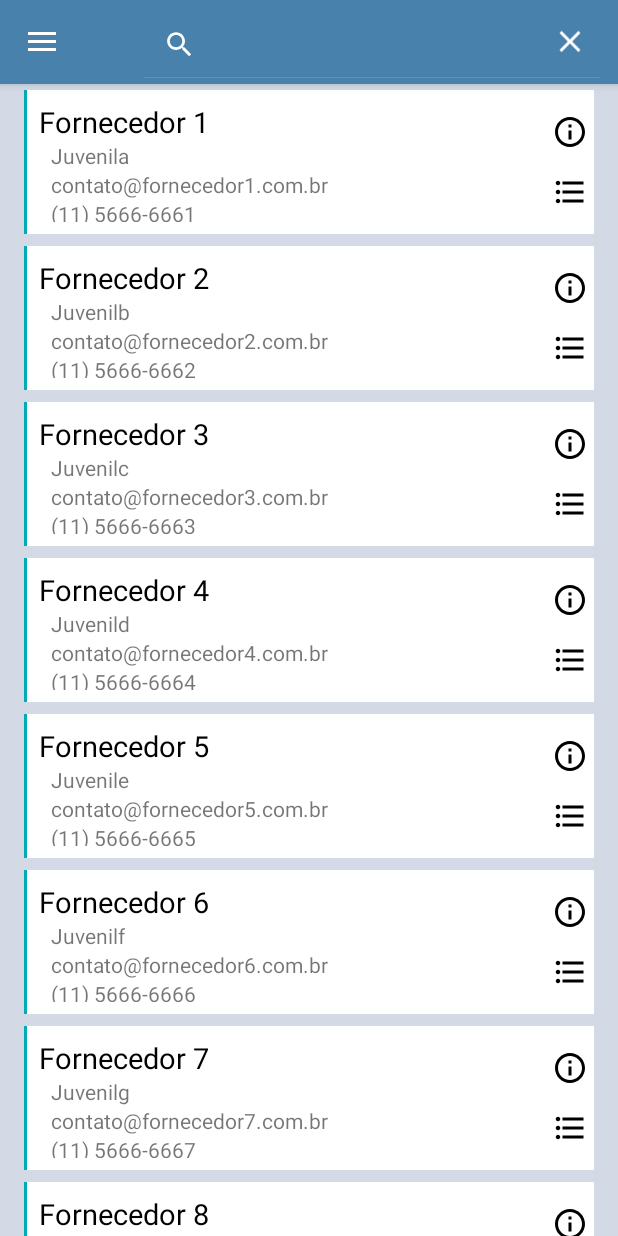
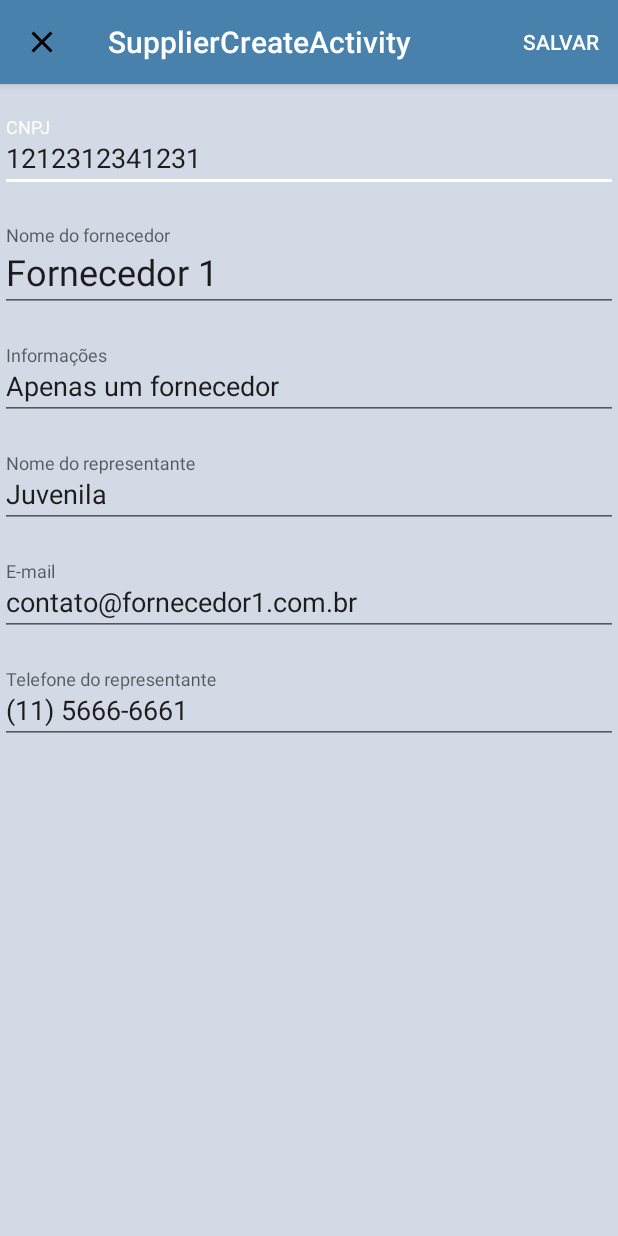
Before and after one commit to CRC-Mismatch/ConectaTri, an Android app: the SuppliersListActivity screen opened directly, with no data from a screen before it, after a tap on an icon or button, on a phone screen of 412 x 824 dp. Run offline under Robolectric (Android 15) with nearby library versions, the phone set to English and light mode, and no system bars; our stand-ins replace data binding; 1 other tap on this screen came first.

Commit message:
Initial implementation of Supplier creation view

```diff
--- /dev/null
+++ b/app/src/main/java/br/com/wemind/marketplacetribanco/activities/BaseCreateActivity.java
@@ -0,0 +1,66 @@
+package br.com.wemind.marketplacetribanco.activities;
+
+import android.content.Intent;
+import android.databinding.DataBindingUtil;
+import android.os.Bundle;
+import android.support.annotation.Nullable;
+import android.support.v7.app.ActionBar;
+import android.support.v7.app.AppCompatActivity;
+import android.view.Menu;
+import android.view.MenuItem;
+
+import br.com.wemind.marketplacetribanco.R;
+import br.com.wemind.marketplacetribanco.databinding.ActivityBaseCreateBinding;
+
+public abstract class BaseCreateActivity extends AppCompatActivity {
+    protected ActivityBaseCreateBinding b;
+
+    @Override
+    protected void onCreate(@Nullable Bundle savedInstanceState) {
+        super.onCreate(savedInstanceState);
+        b = DataBindingUtil.setContentView(this, R.layout.activity_base_create);
+
+        setSupportActionBar(b.toolbar);
+        ActionBar ab = getSupportActionBar();
+        if (ab != null) {
+            ab.setHomeAsUpIndicator(R.drawable.ic_close);
+            ab.setDisplayHomeAsUpEnabled(true);
+        }
+    }
+
+    @Override
+    public boolean onCreateOptionsMenu(Menu menu) {
+        getMenuInflater().inflate(R.menu.create, menu);
+        return true;
+    }
+
+    @Override
+    public void onBackPressed() {
+        // Cancel creation, return to caller
+        setResult(RESULT_CANCELED);
+        finish();
+    }
+
+    @Override
+    public boolean onOptionsItemSelected(MenuItem item) {
+        int id = item.getItemId();
+
+        if (R.id.action_menu_save == id) {
+            // User pressed "Save",
+            // pack result and return to caller activity
+            Intent i = getResultIntent();
+            setResult(RESULT_OK, i);
+            finish();
+            return true;
+        }
+
+        return false;
+    }
+
+    /**
+     * Packs the results into an Intent to be sent back to the caller activity
+     *
+     * @return instance of Intent containing the results
+     */
+    protected abstract Intent getResultIntent();
+}
--- /dev/null
+++ b/app/src/main/java/br/com/wemind/marketplacetribanco/activities/SupplierCreateActivity.java
@@ -0,0 +1,55 @@
+package br.com.wemind.marketplacetribanco.activities;
+
+import android.content.Intent;
+import android.os.Bundle;
+
+import br.com.wemind.marketplacetribanco.databinding.ContentSupplierCreateBinding;
+import br.com.wemind.marketplacetribanco.models.Supplier;
+
+public class SupplierCreateActivity extends BaseCreateActivity {
+
+    public static final String RESULT_BUNDLE = "test_result";
+    public static final String RESULT_SUPPLER = "result_value_supplier";
+    public static final String INPUT_SUPPLIER = "input_supplier";
+    public static final String INPUT_BUNDLE = "input_bundle";
+
+    private ContentSupplierCreateBinding cb;
+
+    @Override
+    protected void onCreate(Bundle savedInstanceState) {
+        super.onCreate(savedInstanceState);
+
+        cb = ContentSupplierCreateBinding
+                .inflate(getLayoutInflater(), b.contentFrame, true);
+        Intent input = getIntent();
+        Supplier supplier =
+                input.getBundleExtra(INPUT_BUNDLE).getParcelable(INPUT_SUPPLIER);
+
+        if (supplier != null) {
+            // supplierId = supplier.getId();
+            cb.edtCnpj.setText(supplier.getCnpj());
+            cb.edtSupplierName.setText(supplier.getSupplierName());
+            cb.edtInfo.setText(supplier.getInfo());
+            cb.edtContactName.setText(supplier.getContactName());
+            cb.edtContactEmail.setText(supplier.getContactEmail());
+            cb.edtContactPhone.setText(supplier.getContactPhone());
+        }
+    }
+
+    @Override
+    protected Intent getResultIntent() {
+        Intent result = new Intent();
+        Bundle userBundle = new Bundle();
+        userBundle.putParcelable(RESULT_SUPPLER, new Supplier(
+                // this.supplierId,
+                cb.edtSupplierName.getText().toString(),
+                // cb.edtInfo.getText().toString(),
+                cb.edtContactName.getText().toString(),
+                cb.edtContactEmail.getText().toString(),
+                cb.edtContactPhone.getText().toString()
+        ));
+        result.putExtra(RESULT_BUNDLE, userBundle);
+        return result;
+    }
+
+}
--- a/app/src/main/java/br/com/wemind/marketplacetribanco/activities/SuppliersListActivity.java
+++ b/app/src/main/java/br/com/wemind/marketplacetribanco/activities/SuppliersListActivity.java
@@ -1,5 +1,6 @@
 package br.com.wemind.marketplacetribanco.activities;
 
+import android.content.Intent;
 import android.databinding.DataBindingUtil;
 import android.os.Bundle;
 import android.os.Handler;
@@ -7,20 +8,23 @@ import android.support.v7.widget.LinearLayoutManager;
 import android.support.v7.widget.SearchView;
 import android.view.Menu;
 import android.view.inputmethod.InputMethodManager;
+import android.widget.Toast;
 
 import java.util.ArrayList;
 
 import br.com.wemind.marketplacetribanco.R;
 import br.com.wemind.marketplacetribanco.adapters.SupplierAdapter;
 import br.com.wemind.marketplacetribanco.databinding.ContentSuppliersListBinding;
+import br.com.wemind.marketplacetribanco.models.Supplier;
 
 public class SuppliersListActivity extends BaseDrawerActivity {
 
+    public static final int EDIT_USER = 1;
     private ContentSuppliersListBinding cb;
     /**
      * Entire data payload received from retrieveData()
      */
-    private ArrayList<SupplierAdapter.Supplier> data;
+    private ArrayList<Supplier> data;
     private SupplierAdapter adapter;
 
     @Override
@@ -63,7 +67,11 @@ public class SuppliersListActivity extends BaseDrawerActivity {
                 b.contentFrame, true);
 
         cb.list.setLayoutManager(new LinearLayoutManager(this));
+    }
 
+    @Override
+    protected void onResume() {
+        super.onResume();
         // FIXME: 24/05/2017 actually retrieve data
         retrieveData();
     }
@@ -74,10 +82,10 @@ public class SuppliersListActivity extends BaseDrawerActivity {
             @Override
             public void run() {
                 // Create and send dummy data
-                ArrayList<SupplierAdapter.Supplier> data = new ArrayList<>(100);
+                ArrayList<Supplier> data = new ArrayList<>(100);
 
                 for (int i = 1; i <= 100; ++i) {
-                    data.add(new SupplierAdapter.Supplier(
+                    data.add(new Supplier(
                             "Fornecedor " + i,
                             "Juvenil" + (char) ((int) ('a') - 1 + i),
                             "contato@fornecedor" + i + ".com.br",
@@ -89,7 +97,28 @@ public class SuppliersListActivity extends BaseDrawerActivity {
         }, 2000);
     }
 
-    private void onDataReceived(ArrayList<SupplierAdapter.Supplier> data) {
+    @Override
+    protected void onActivityResult(int requestCode, int resultCode, Intent data) {
+        if (requestCode == EDIT_USER) {
+            if (resultCode == RESULT_OK) {
+                Supplier editted = data.getBundleExtra(SupplierCreateActivity.RESULT_BUNDLE)
+                        .getParcelable(SupplierCreateActivity.RESULT_SUPPLER);
+
+                if (editted != null) {
+                    // FIXME: 25/05/2017 send new data to server
+                    Toast.makeText(
+                            this,
+                            editted.getSupplierName() + " foi editado",
+                            Toast.LENGTH_SHORT
+                    ).show();
+                }
+            } else {
+
+            }
+        }
+    }
+
+    private void onDataReceived(ArrayList<Supplier> data) {
         this.data = data;
         adapter = new SupplierAdapter(this, data);
         cb.list.setAdapter(adapter);
--- a/app/src/main/java/br/com/wemind/marketplacetribanco/adapters/SupplierAdapter.java
+++ b/app/src/main/java/br/com/wemind/marketplacetribanco/adapters/SupplierAdapter.java
@@ -1,7 +1,10 @@
 package br.com.wemind.marketplacetribanco.adapters;
 
+import android.app.Activity;
 import android.content.Context;
+import android.content.Intent;
 import android.databinding.DataBindingUtil;
+import android.os.Bundle;
 import android.support.v7.widget.RecyclerView;
 import android.view.LayoutInflater;
 import android.view.View;
@@ -13,7 +16,10 @@ import java.util.ArrayList;
 import java.util.List;
 
 import br.com.wemind.marketplacetribanco.R;
+import br.com.wemind.marketplacetribanco.activities.SupplierCreateActivity;
+import br.com.wemind.marketplacetribanco.activities.SuppliersListActivity;
 import br.com.wemind.marketplacetribanco.databinding.ItemSupplierBinding;
+import br.com.wemind.marketplacetribanco.models.Supplier;
 
 public class SupplierAdapter extends RecyclerView.Adapter<SupplierAdapter.ViewHolder>
         implements Filterable {
@@ -44,8 +50,8 @@ public class SupplierAdapter extends RecyclerView.Adapter<SupplierAdapter.ViewHo
         final Supplier supplier = filteredData.get(position);
         vh.b.txtSupplierName.setText(supplier.getSupplierName());
         vh.b.txtContactName.setText(supplier.getContactName());
-        vh.b.txtContactEmail.setText(supplier.getContantEmail());
-        vh.b.txtContactPhone.setText(supplier.getContantPhone());
+        vh.b.txtContactEmail.setText(supplier.getContactEmail());
+        vh.b.txtContactPhone.setText(supplier.getContactPhone());
 
         // FIXME: 25/05/2017 bind event handlers
         vh.b.btnDelete.setOnClickListener(new View.OnClickListener() {
@@ -59,8 +65,13 @@ public class SupplierAdapter extends RecyclerView.Adapter<SupplierAdapter.ViewHo
         vh.b.btnEdit.setOnClickListener(new View.OnClickListener() {
             @Override
             public void onClick(View v) {
-                Toast.makeText(context, "Edit " + supplier.getSupplierName(),
-                        Toast.LENGTH_SHORT).show();
+                Bundle toEdit = new Bundle();
+                toEdit.putParcelable(SupplierCreateActivity.INPUT_SUPPLIER, supplier);
+
+                Intent edit = new Intent(context, SupplierCreateActivity.class);
+                edit.putExtra(SupplierCreateActivity.INPUT_BUNDLE, toEdit);
+                ((Activity) context)
+                        .startActivityForResult(edit, SuppliersListActivity.EDIT_USER);
             }
         });
 
@@ -74,37 +85,6 @@ public class SupplierAdapter extends RecyclerView.Adapter<SupplierAdapter.ViewHo
     @Override
     public Filter getFilter() {
         return filter;
-    }
-
-    public static class Supplier {
-        private String name;
-        private String contactName;
-        private String contantEmail;
-        private String contantPhone;
-
-        public Supplier(String name, String contactName,
-                        String contantEmail, String contantPhone) {
-            this.name = name;
-            this.contactName = contactName;
-            this.contantEmail = contantEmail;
-            this.contantPhone = contantPhone;
-        }
-
-        public String getSupplierName() {
-            return name;
-        }
-
-        public String getContactName() {
-            return contactName;
-        }
-
-        public String getContantEmail() {
-            return contantEmail;
-        }
-
-        public String getContantPhone() {
-            return contantPhone;
-        }
     }
 
     public class ViewHolder extends RecyclerView.ViewHolder {
--- /dev/null
+++ b/app/src/main/java/br/com/wemind/marketplacetribanco/models/Supplier.java
@@ -0,0 +1,80 @@
+package br.com.wemind.marketplacetribanco.models;
+
+import android.os.Parcel;
+import android.os.Parcelable;
+
+public class Supplier implements Parcelable {
+    public static final Creator<Supplier> CREATOR = new Creator<Supplier>() {
+        @Override
+        public Supplier createFromParcel(Parcel in) {
+            return new Supplier(in);
+        }
+
+        @Override
+        public Supplier[] newArray(int size) {
+            return new Supplier[size];
+        }
+    };
+    // TODO: we'll also need a unique id for each supplier
+    // private int id;
+    private String name;
+    private String contactName;
+    private String contactEmail;
+    private String contactPhone;
+    // TODO: cnpj
+    private String cnpj = "1212312341231";
+    // TODO: info
+    private String info = "Apenas um fornecedor";
+
+    public Supplier(String name, String contactName,
+                    String contantEmail, String contantPhone) {
+        this.name = name;
+        this.contactName = contactName;
+        this.contactEmail = contantEmail;
+        this.contactPhone = contantPhone;
+    }
+
+    protected Supplier(Parcel in) {
+        name = in.readString();
+        contactName = in.readString();
+        contactEmail = in.readString();
+        contactPhone = in.readString();
+    }
+
+    public String getSupplierName() {
+        return name;
+    }
+
+    public String getContactName() {
+        return contactName;
+    }
+
+    public String getContactEmail() {
+        return contactEmail;
+    }
+
+    public String getContactPhone() {
+        return contactPhone;
+    }
+
+    @Override
+    public int describeContents() {
+        return 0;
+    }
+
+    @Override
+    public void writeToParcel(Parcel dest, int flags) {
+        dest.writeString(name);
+        dest.writeString(contactName);
+        dest.writeString(contactEmail);
+        dest.writeString(contactPhone);
+    }
+
+    public String getCnpj() {
+        return cnpj;
+    }
+
+    public String getInfo() {
+        return info;
+    }
+}
--- /dev/null
+++ b/app/src/main/res/drawable/ic_close.xml
@@ -0,0 +1,8 @@
+<!-- drawable/close.xml -->
+<vector xmlns:android="http://schemas.android.com/apk/res/android"
+    android:height="24dp"
+    android:width="24dp"
+    android:viewportWidth="24"
+    android:viewportHeight="24">
+    <path android:fillColor="#000" android:pathData="M19,6.41L17.59,5L12,10.59L6.41,5L5,6.41L10.59,12L5,17.59L6.41,19L12,13.41L17.59,19L19,17.59L13.41,12L19,6.41Z" />
+</vector>
--- /dev/null
+++ b/app/src/main/res/layout/activity_base_create.xml
@@ -0,0 +1,32 @@
+<?xml version="1.0" encoding="utf-8"?>
+<layout
+    xmlns:android="http://schemas.android.com/apk/res/android"
+    xmlns:app="http://schemas.android.com/apk/res-auto"
+    >
+
+    <android.support.design.widget.CoordinatorLayout
+        android:layout_width="match_parent"
+        android:layout_height="match_parent">
+
+        <android.support.design.widget.AppBarLayout
+            android:layout_width="match_parent"
+            android:layout_height="wrap_content"
+            android:theme="@style/AppTheme.ActionBar">
+
+            <android.support.v7.widget.Toolbar
+                android:id="@+id/toolbar"
+                android:layout_width="match_parent"
+                android:layout_height="?attr/actionBarSize"
+                android:background="?attr/colorPrimary"
+                app:popupTheme="@style/AppTheme.PopupOverlay"/>
+
+        </android.support.design.widget.AppBarLayout>
+
+        <FrameLayout
+            android:id="@+id/content_frame"
+            android:layout_width="match_parent"
+            android:layout_height="match_parent"
+            android:layout_marginTop="?attr/actionBarSize"/>
+
+    </android.support.design.widget.CoordinatorLayout>
+</layout>
--- /dev/null
+++ b/app/src/main/res/layout/content_supplier_create.xml
@@ -0,0 +1,91 @@
+<?xml version="1.0" encoding="utf-8"?>
+<layout xmlns:android="http://schemas.android.com/apk/res/android">
+
+    <android.support.v4.widget.NestedScrollView
+        android:layout_width="match_parent"
+        android:layout_height="match_parent">
+
+        <LinearLayout
+            android:layout_width="match_parent"
+            android:layout_height="wrap_content"
+            android:gravity="center"
+            android:orientation="vertical">
+
+            <br.com.wemind.marketplacetribanco.views.TextInputLayout
+                style="@style/LinearInputFormComponent"
+                android:layout_width="match_parent"
+                android:layout_height="wrap_content">
+
+                <EditText
+                    android:id="@+id/edt_cnpj"
+                    style="@style/EditTextCNPJ"
+                    android:layout_width="match_parent"
+                    android:layout_height="wrap_content"
+                    android:hint="@string/content_create_supplier_edt_cnpj"/>
+            </br.com.wemind.marketplacetribanco.views.TextInputLayout>
+
+            <br.com.wemind.marketplacetribanco.views.TextInputLayout
+                style="@style/LinearInputFormComponent"
+                android:layout_width="match_parent"
+                android:layout_height="wrap_content">
+
+                <EditText
+                    android:id="@+id/edt_supplier_name"
+                    android:layout_width="match_parent"
+                    android:textSize="24sp"
+                    android:layout_height="wrap_content"
+                    android:hint="@string/content_create_supplier_edt_supplier_name"/>
+            </br.com.wemind.marketplacetribanco.views.TextInputLayout>
+
+            <br.com.wemind.marketplacetribanco.views.TextInputLayout
+                style="@style/LinearInputFormComponent"
+                android:layout_width="match_parent"
+                android:layout_height="wrap_content">
+
+                <EditText
+                    android:id="@+id/edt_info"
+                    android:layout_width="match_parent"
+                    android:layout_height="wrap_content"
+                    android:hint="@string/content_create_supplier_edt_info"/>
+            </br.com.wemind.marketplacetribanco.views.TextInputLayout>
+
+            <br.com.wemind.marketplacetribanco.views.TextInputLayout
+                style="@style/LinearInputFormComponent"
+                android:layout_width="match_parent"
+                android:layout_height="wrap_content">
+
+                <EditText
+                    android:id="@+id/edt_contact_name"
+                    android:layout_width="match_parent"
+                    android:layout_height="wrap_content"
+                    android:hint="@string/content_create_supplier_edt_contact_name"/>
+            </br.com.wemind.marketplacetribanco.views.TextInputLayout>
+
+            <br.com.wemind.marketplacetribanco.views.TextInputLayout
+                style="@style/LinearInputFormComponent"
+                android:layout_width="match_parent"
+                android:layout_height="wrap_content">
+
+                <EditText
+                    android:id="@+id/edt_contact_email"
+                    android:layout_width="match_parent"
+                    android:layout_height="wrap_content"
+                    android:hint="@string/content_create_supplier_edt_email"
+                    android:inputType="textEmailAddress"/>
+            </br.com.wemind.marketplacetribanco.views.TextInputLayout>
+
+            <br.com.wemind.marketplacetribanco.views.TextInputLayout
+                style="@style/LinearInputFormComponent"
+                android:layout_width="match_parent"
+                android:layout_height="wrap_content">
+
+                <EditText
+                    android:id="@+id/edt_contact_phone"
+                    android:layout_width="match_parent"
+                    android:layout_height="wrap_content"
+                    android:hint="@string/content_create_supplier_edt_contact_phone"
+                    android:inputType="phone"/>
+            </br.com.wemind.marketplacetribanco.views.TextInputLayout>
+        </LinearLayout>
+    </android.support.v4.widget.NestedScrollView>
+</layout>
--- /dev/null
+++ b/app/src/main/res/menu/create.xml
@@ -0,0 +1,13 @@
+<?xml version="1.0" encoding="utf-8"?>
+<menu xmlns:android="http://schemas.android.com/apk/res/android"
+      xmlns:app="http://schemas.android.com/apk/res-auto"
+      xmlns:tools="http://schemas.android.com/tools"
+      tools:context=".MainActivity">
+
+    <item android:id="@+id/action_menu_save"
+          android:title="@string/menu_save"
+          android:orderInCategory="100"
+          app:showAsAction="always"
+        />
+
+</menu>
--- a/app/src/main/res/values/strings.xml
+++ b/app/src/main/res/values/strings.xml
@@ -22,6 +22,14 @@
     <string name="action_settings">Settings</string>
     <string name="title_activity_quote_type">Que tipo de cotação?</string>
     <string name="title_activity_suppliers_list">SuppliersListActivity</string>
+    <string name="menu_save">SALVAR</string>
+    <string name="title_activity_supplier_create">SupplierCreateActivity</string>
+    <string name="content_create_supplier_edt_supplier_name">Nome do fornecedor</string>
+    <string name="content_create_supplier_edt_cnpj">CNPJ</string>
+    <string name="content_create_supplier_edt_info">Informações</string>
+    <string name="content_create_supplier_edt_contact_name">Nome do representante</string>
+    <string name="content_create_supplier_edt_email">E-mail</string>
+    <string name="content_create_supplier_edt_contact_phone">Telefone do representante</string>
 
 
 </resources>
--- a/app/src/main/res/values/styles.xml
+++ b/app/src/main/res/values/styles.xml
@@ -45,5 +45,14 @@
         <item name="android:textColor">@android:color/white</item>
     </style>
 
-    <style name="AppTheme.AppBarOverlay" parent="ThemeOverlay.AppCompat.Dark.ActionBar" />
+    <style name="AppTheme.AppBarOverlay" parent="ThemeOverlay.AppCompat.Dark.ActionBar"/>
+
+    <style name="EditTextCNPJ">
+        <item name="android:inputType">number</item>
+        <item name="android:digits">1234567890./-</item>
+    </style>
+
+    <style name="LinearInputFormComponent">
+        <item name="android:layout_marginTop">16dp</item>
+    </style>
 </resources>
```
Also changed, not shown: app/src/main/AndroidManifest.xml (+10 -0 lines), app/src/main/java/br/com/wemind/marketplacetribanco/activities/MainActivity.java (+0 -12 lines).
